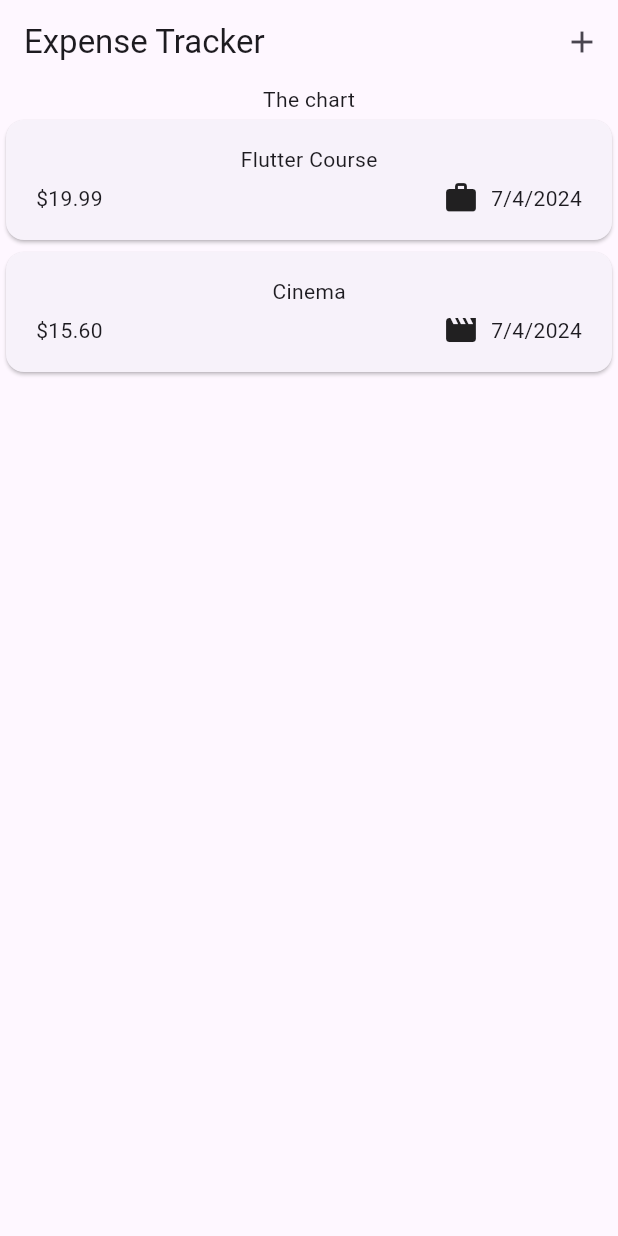
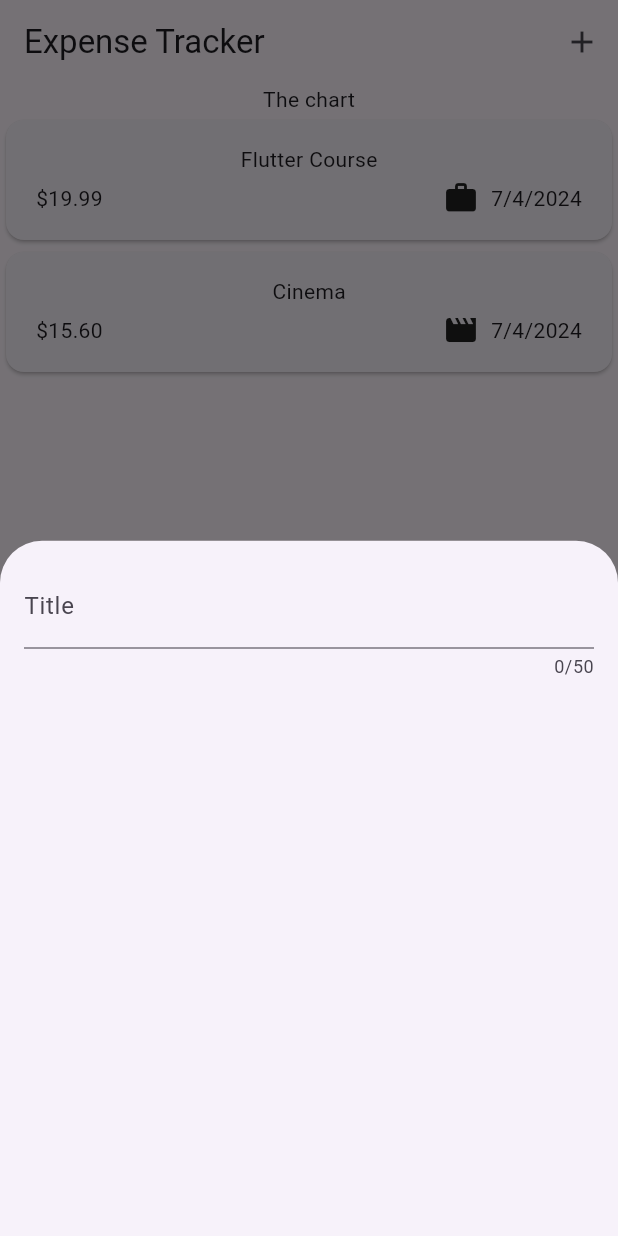
Before and after one commit to sidratulpunno/ExpenseTrackerFlutter, a Flutter app: the screen it shows after launch, after a tap on the "add" icon, on a phone screen of 412 x 824 dp. Run offline on Flutter 3.47's test engine with Material 3 defaults, Android fonts, the phone set to English and light mode, and no system bars.

Commit message:
added expense overlay

```diff
--- a/lib/widgets/expenses.dart
+++ b/lib/widgets/expenses.dart
@@ -1,5 +1,6 @@
 import 'package:expense_tracker/models/expense.dart';
 import 'package:expense_tracker/widgets/expenses_list/expenses_list.dart';
+import 'package:expense_tracker/widgets/new_expense.dart';
 import 'package:flutter/material.dart';
 
 class Expenses extends StatefulWidget {
@@ -27,6 +28,13 @@ class _ExpensesState extends State<Expenses> {
     ),
   ];
 
+  void _openAddExpenseOverlay() {
+    showModalBottomSheet(
+      context: context,
+      builder: (ctx) => const NewExpense(),
+    );
+  }
+
   @override
   Widget build(BuildContext context) {
     return Scaffold(
@@ -34,7 +42,7 @@ class _ExpensesState extends State<Expenses> {
         title: const Text('Expense Tracker'),
         actions: [
           IconButton(
-            onPressed: () {},
+            onPressed: _openAddExpenseOverlay,
             icon: const Icon(Icons.add),
           )
         ],
--- /dev/null
+++ b/lib/widgets/new_expense.dart
@@ -0,0 +1,29 @@
+import 'package:flutter/material.dart';
+
+class NewExpense extends StatefulWidget {
+  const NewExpense({super.key});
+
+  @override
+  State<NewExpense> createState() {
+    return _NewExpenseState();
+  }
+}
+
+class _NewExpenseState extends State<NewExpense> {
+  @override
+  Widget build(BuildContext context) {
+    return const Padding(
+      padding: EdgeInsets.all(16),
+      child: Column(
+        children: [
+          TextField(
+            maxLength: 50,
+            decoration: InputDecoration(
+              label: Text('Title'),
+            ),
+          )
+        ],
+      ),
+    );
+  }
+}
```
